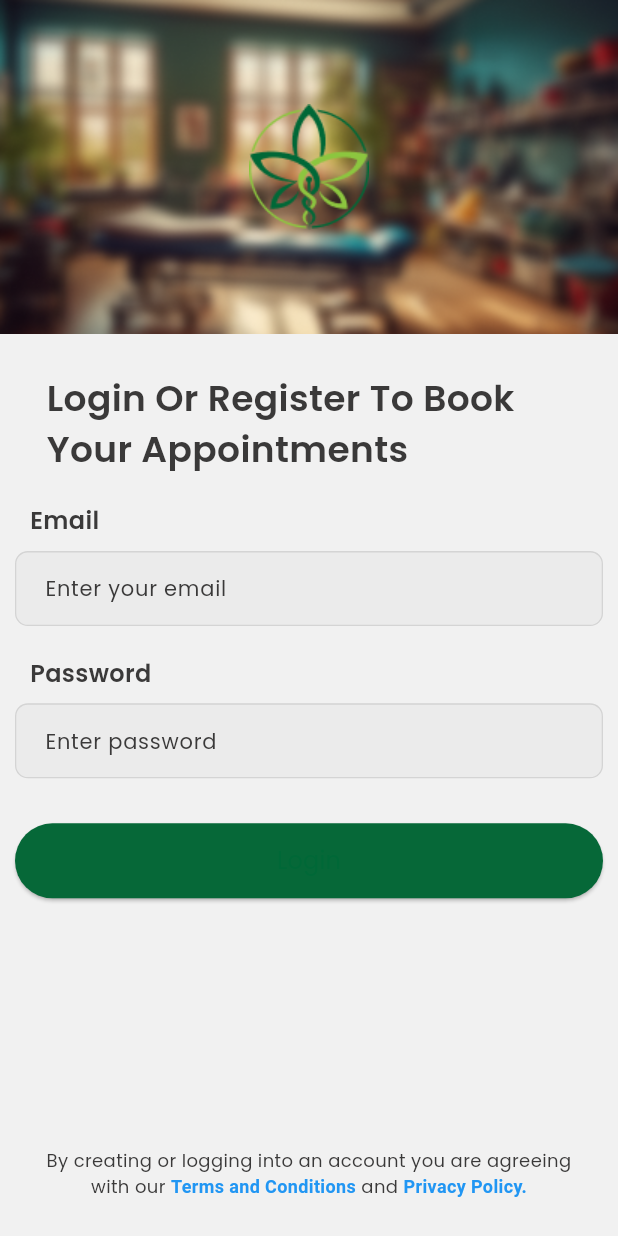
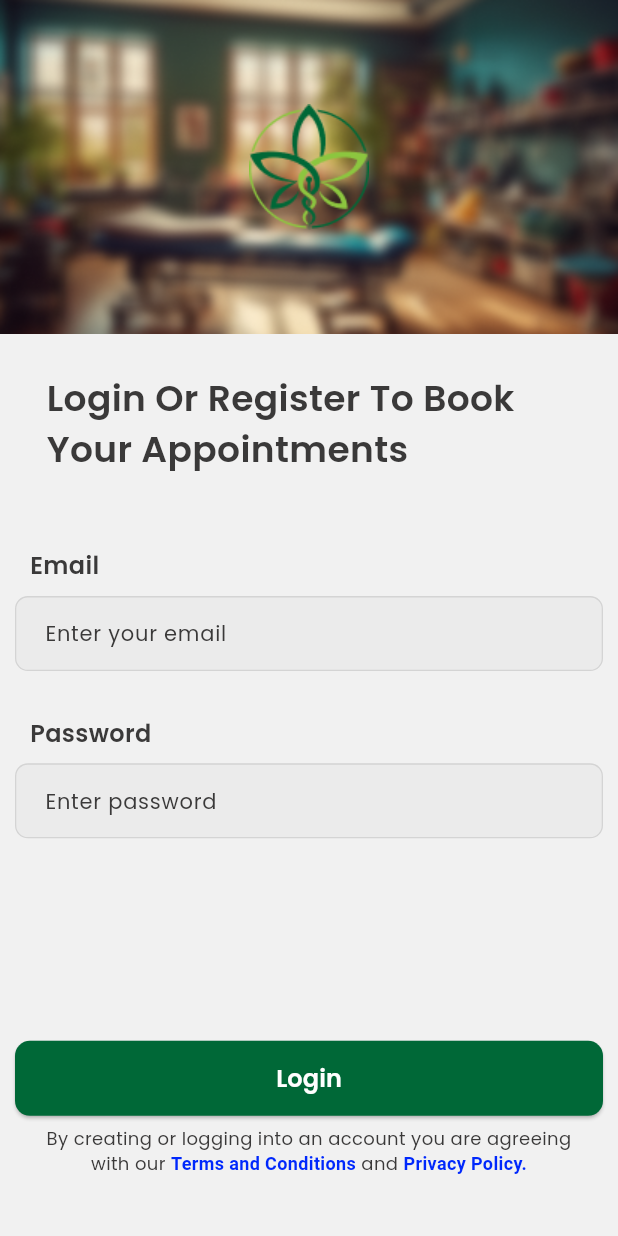
Before and after one commit to Hishamkool/Ayuvedic-App, a Flutter app: the screen it shows after launch, on a phone screen of 412 x 824 dp. Run offline on Flutter 3.47's test engine with Material 3 defaults, Android fonts, the phone set to English and light mode, and no system bars.

Commit message:
login page done, elevated button widget..

```diff
--- a/lib/core/constants/app_colors.dart
+++ b/lib/core/constants/app_colors.dart
@@ -13,8 +13,11 @@ class AppColors {
     onError: Color(0xFFFFFFFF), // Error text/icons
   );
 
-  static Color appThemeColor = Color(0xff006837);
-  static Color textfiledBorder =Color.fromRGBO(0, 0, 0, 0.1);
-  static Color textfiledFill =Color.fromRGBO(217, 217, 217, 0.25);
+  static Color appThemeColor = Color.fromRGBO(0, 104, 55, 1);
 
+  /* textfiled colors */
+  static Color textfiledBorder = Color.fromRGBO(0, 0, 0, 0.1);
+  static Color textfiledFill = Color.fromRGBO(217, 217, 217, 0.25);
+
+  static Color hyperLinks = Color.fromRGBO(0, 40, 252, 1);
 }
--- a/lib/presentation/screens/login/login_page.dart
+++ b/lib/presentation/screens/login/login_page.dart
@@ -1,4 +1,6 @@
+import 'package:app/core/constants/app_colors.dart';
 import 'package:app/presentation/widgets/custom_textfiled_with_label_widget.dart';
+import 'package:app/presentation/widgets/elevated_button_widget.dart';
 import 'package:flutter/material.dart';
 
 class LoginPage extends StatelessWidget {
@@ -59,35 +61,22 @@ class LoginPage extends StatelessWidget {
                         ),
                       ),
                     ),
-                    const SizedBox(height: 20),
+                    const SizedBox(height: 50),
                     CustomTextfiledWithLabelWidget(
                       hintText: "Enter your email",
                       label: "Email",
                     ),
-                    const SizedBox(height: 20),
+                    const SizedBox(height: 30),
                     CustomTextfiledWithLabelWidget(
                       hintText: "Enter password",
                       label: "Password",
                       obscureText: true,
                     ),
 
-                    const SizedBox(height: 30),
-                    SizedBox(
-                      width: double.infinity,
-                      height: 50,
-                      child: ElevatedButton(
-                        onPressed: () {},
-                        style: ElevatedButton.styleFrom(
-                          backgroundColor: Color(0xFF066838),
-                        ),
-                        child: const Text(
-                          "Login",
-                          style: TextStyle(fontSize: 16),
-                        ),
-                      ),
-                    ),
+                    const SizedBox(height: 135),
+                    ElevatedButtonWidget(label: "Login"),
                     const Spacer(),
-                    const Center(
+                    Center(
                       child: Padding(
                         padding: EdgeInsets.symmetric(horizontal: 20.0),
                         child: Text.rich(
@@ -98,7 +87,7 @@ class LoginPage extends StatelessWidget {
                               TextSpan(
                                 text: "Terms and Conditions",
                                 style: TextStyle(
-                                  color: Colors.blue,
+                                  color: AppColors.hyperLinks,
                                   fontWeight: FontWeight.bold,
                                 ),
                               ),
@@ -106,7 +95,7 @@ class LoginPage extends StatelessWidget {
                               TextSpan(
                                 text: "Privacy Policy.",
                                 style: TextStyle(
-                                  color: Colors.blue,
+                                  color: AppColors.hyperLinks,
                                   fontWeight: FontWeight.bold,
                                 ),
                               ),
@@ -117,7 +106,7 @@ class LoginPage extends StatelessWidget {
                         ),
                       ),
                     ),
-                    const SizedBox(height: 10),
+                    const SizedBox(height: 25),
                   ],
                 ),
               ),
--- /dev/null
+++ b/lib/presentation/widgets/elevated_button_widget.dart
@@ -0,0 +1,30 @@
+import 'package:app/core/constants/app_colors.dart';
+import 'package:flutter/material.dart';
+
+class ElevatedButtonWidget extends StatelessWidget {
+  final String label;
+
+  const ElevatedButtonWidget({super.key, required this.label});
+
+  @override
+  Widget build(BuildContext context) {
+    return SizedBox(
+      width: double.infinity,
+      height: 50,
+      child: ElevatedButton(
+        onPressed: () {},
+        style: ElevatedButton.styleFrom(
+          backgroundColor: AppColors.appThemeColor,
+          foregroundColor: Colors.white,
+          shape: RoundedRectangleBorder(
+            borderRadius: BorderRadius.circular(10),
+          ),
+        ),
+        child: Text(
+          label,
+          style: TextStyle(fontSize: 16, fontWeight: FontWeight.w600),
+        ),
+      ),
+    );
+  }
+}
```
